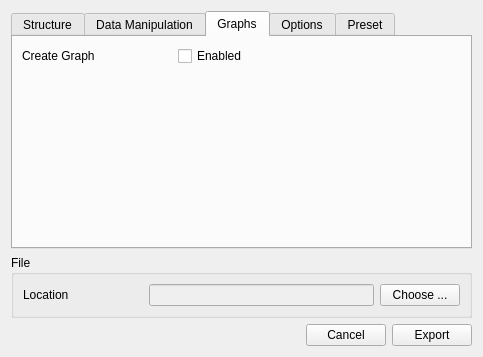
This is app/gui/export.ui in petres/eurostat as Qt 5 draws it before an edit. The edited form follows.
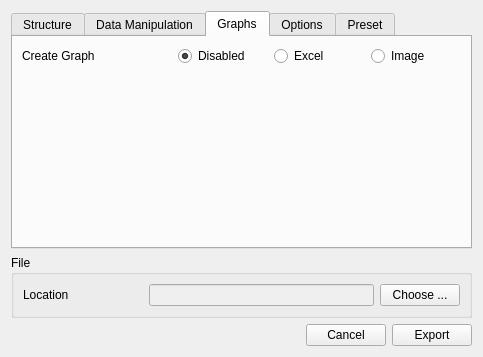
This is the edited form. The open tabs and pages were chosen to show the change.

Commit message: excel basic chart support

The edit to the form file:
```diff
--- a/app/gui/export.ui
+++ b/app/gui/export.ui
@@ -201,6 +201,9 @@
       <layout class="QVBoxLayout" name="verticalLayout_7">
        <item>
         <layout class="QFormLayout" name="graphFormLayout">
+         <property name="fieldGrowthPolicy">
+          <enum>QFormLayout::AllNonFixedFieldsGrow</enum>
+         </property>
          <item row="0" column="0">
           <widget class="QLabel" name="graphLabel">
            <property name="minimumSize">
@@ -215,11 +218,32 @@
           </widget>
          </item>
          <item row="0" column="1">
-          <widget class="QCheckBox" name="graphCheckBox">
-           <property name="text">
-            <string>Enabled</string>
-           </property>
-          </widget>
+          <layout class="QHBoxLayout" name="graphHorizontalLayout">
+           <item>
+            <widget class="QRadioButton" name="graphDisabledButton">
+             <property name="text">
+              <string>Disabled</string>
+             </property>
+             <property name="checked">
+              <bool>true</bool>
+             </property>
+            </widget>
+           </item>
+           <item>
+            <widget class="QRadioButton" name="graphExcelButton">
+             <property name="text">
+              <string>Excel</string>
+             </property>
+            </widget>
+           </item>
+           <item>
+            <widget class="QRadioButton" name="graphImageButton">
+             <property name="text">
+              <string>Image</string>
+             </property>
+            </widget>
+           </item>
+          </layout>
          </item>
         </layout>
        </item>
```
The commit also changes 6 other files.
